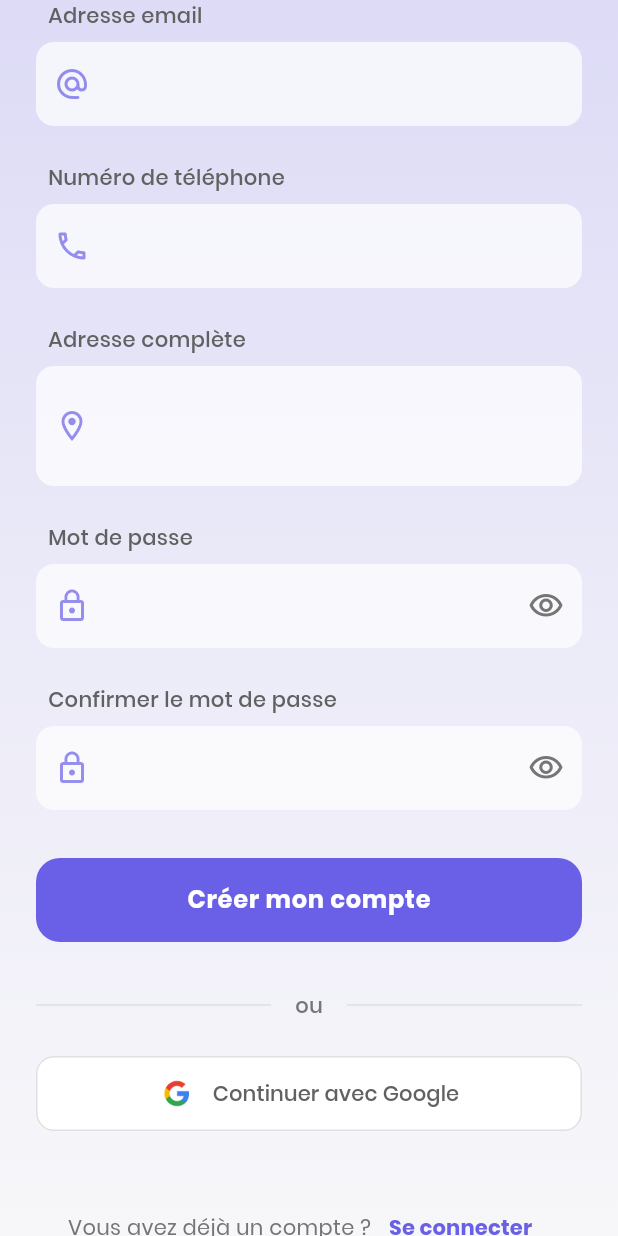
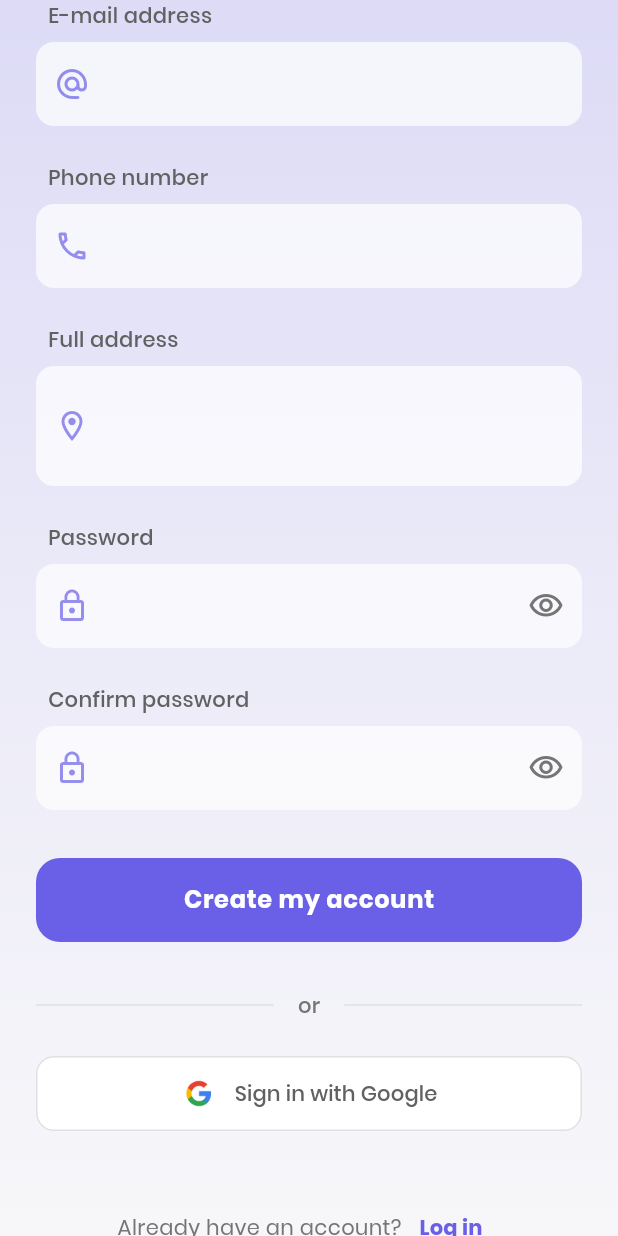
Before and after one commit to najatmerabet/Mukhliss, a Flutter app: the ClientSignup screen opened by its route, scrolled down 576 dp, on a phone screen of 412 x 824 dp. Run offline on Flutter 3.47's test engine with Material 3 defaults, Android fonts, the phone set to English and light mode, and no system bars; our stand-ins replace flutter_dotenv, flutter_riverpod, google_sign_in, qr_flutter, shared_preferences and 1 more; missing offline and left inert: dart:ffi, flutter_facebook_auth; accounts and stored records are empty; generated files the repository leaves out were written again.

Commit message:
not finishid

```diff
--- a/lib/l10n/app_en.arb
+++ b/lib/l10n/app_en.arb
@@ -1,5 +1,9 @@
 {
   "@@locale": "en",
+   "language": "Langue",
+  "french": "Français",
+  "english": "Anglais",
+  "arabic": "Arabe",
   "appTitle": "Mukhliss",
   "hello": "Welcome to MUKHLISS",
   "address":"Address",
@@ -10,6 +14,31 @@
   "identificationTitleqrcode":"My Identification",
   "qrCodeInstructions":"Show this QR code to benefit from your offer",
   "welcome": "Welcome",
+  "connectezvous":"Log in to continue",
   "logout":"Log out",
-  "identificationTitleprofile":"My Profile"
+  "identificationTitleprofile":"My Profile",
+   "password":"Password",
+   "forgetpassword":"Forgotten password ?",
+    "connecter":"Log in",
+    "ou":"or",
+    "connecteravecgoogle":"Sign in with Google",
+     "pasdecompte":"No account yet?",
+      "creecompte":"Create an account",
+      "regoinez":"Join our community",
+ "prenom":"First name",
+    "nom":"Last name",
+    "adresseemail":"E-mail address",
+    "numphone":"Phone number",
+"adressecomplet":"Full address",
+ "confirmepassword":"Confirm password",
+  "creecompte":"Create my account",
+  "vousavezcompte":"Already have an account?",
+  "requis":"Required",
+  "emailinvalid":"Invalid email",
+  "invalidphone":"Invalid number",
+  "entrezemail":"Please enter your email",
+   "emailinvalide":"Please enter a valid email address",
+   "lesmotspassnecorresponspas":"Passwords do not match",
+   "entrzpassword": "Please enter your password",
+   "entrzemail":"Password must contain at least 6 characters"
 }
--- a/lib/screen/auth/signup_page.dart
+++ b/lib/screen/auth/signup_page.dart
@@ -1,9 +1,13 @@
+import 'dart:ffi';
+
 import 'package:flutter/material.dart';
 import 'package:flutter/services.dart';
 import 'package:flutter_riverpod/flutter_riverpod.dart';
 import 'package:mukhliss/providers/auth_provider.dart';
 import 'package:mukhliss/routes/app_router.dart';
 import 'package:mukhliss/theme/app_theme.dart';
+import 'package:mukhliss/utils/validators.dart';
+import 'package:flutter_gen/gen_l10n/app_localizations.dart';
 
 class ClientSignup extends ConsumerStatefulWidget {
   const ClientSignup({Key? key}) : super(key: key);
@@ -154,7 +158,9 @@
   }
 
   void _showSuccessSnackbar(String message) {
+
     ScaffoldMessenger.of(context).showSnackBar(
+
       SnackBar(
         content: Row(
           children: [
@@ -180,6 +186,7 @@
 
   @override
   Widget build(BuildContext context) {
+     final l10n = AppLocalizations.of(context);
     return Scaffold(
       backgroundColor: Colors.grey.shade50,
       body: Container(
@@ -242,6 +249,7 @@
                                 ),
 
                                 Text(
+                                  l10n?.creecompte ??
                                   'Créer un compte',
                                   style: Theme.of(
                                     context,
@@ -252,6 +260,7 @@
                                 ),
                                 const SizedBox(height: 8),
                                 Text(
+                                l10n?.regoinez??
                                   'Rejoignez notre communauté',
                                   style: Theme.of(context).textTheme.bodyLarge
                                       ?.copyWith(color: Colors.grey.shade600),
@@ -272,26 +281,21 @@
                                     Expanded(
                                       child: _buildModernTextField(
                                         controller: _firstNameController,
-                                        label: 'Prénom',
+                                        label:l10n?.prenom ?? 'Prénom',
                                         icon: Icons.person_outline_rounded,
                                         validator:
-                                            (value) =>
-                                                value?.isEmpty ?? true
-                                                    ? 'Requis'
-                                                    : null,
+                                            (value) =>Validators.validateRequired(value,context)
                                       ),
                                     ),
                                     const SizedBox(width: 16),
                                     Expanded(
                                       child: _buildModernTextField(
                                         controller: _lastNameController,
-                                        label: 'Nom',
+                                        label:l10n?.nom ?? 'Nom',
                                         icon: Icons.badge_outlined,
                                         validator:
-                                            (value) =>
-                                                value?.isEmpty ?? true
-                                                    ? 'Requis'
-                                                    : null,
+                                            (value) => Validators.validateRequired(value,context)
+
                                       ),
                                     ),
                                   ],
@@ -302,18 +306,18 @@
                                 // Email
                                 _buildModernTextField(
                                   controller: _emailController,
-                                  label: 'Adresse email',
+                                  label:l10n?.adresseemail ?? 'Adresse email',
                                   icon: Icons.alternate_email_rounded,
                                   keyboardType: TextInputType.emailAddress,
-                                  validator: (value) {
-                                    if (value?.isEmpty ?? true) return 'Requis';
-                                    if (!RegExp(
-                                      r'^[\w-\.]+@([\w-]+\.)+[\w-]{2,4}$',
-                                    ).hasMatch(value!)) {
-                                      return 'Email invalide';
-                                    }
-                                    return null;
-                                  },
+                                 validator: (value) {
+                                 final requiredError = Validators.validateRequired(value, context);
+                                 if (requiredError != null) return requiredError; // Affiche l'erreur si vide
+
+                                 final emailError = Validators.validateEmail(value, context);
+                                 if (emailError != null) return emailError; // Affiche l'erreur si email invalide
+
+                                     return null; // ✅ Valide
+                                    },
                                 ),
 
                                 const SizedBox(height: 24),
@@ -321,7 +325,7 @@
                                 // Phone
                                 _buildModernTextField(
                                   controller: _phoneController,
-                                  label: 'Numéro de téléphone',
+                                  label:l10n?.numphone ?? 'Numéro de téléphone',
                                   icon: Icons.phone_outlined,
                                   keyboardType: TextInputType.phone,
                                   inputFormatters: [
@@ -329,9 +333,10 @@
                                     LengthLimitingTextInputFormatter(10),
                                   ],
                                   validator: (value) {
-                                    if (value?.isEmpty ?? true) return 'Requis';
-                                    if (value!.length < 10)
-                                      return 'Numéro invalide';
+                                  final requiredError=  Validators.validateRequired(value,context);
+                                   if (requiredError != null) return requiredError;
+                                  final phoneError = Validators.validatePhone(value,context);
+                                    if (phoneError != null) return phoneError;
                                     return null;
                                   },
                                 ),
@@ -341,14 +346,13 @@
                                 // Address
                                 _buildModernTextField(
                                   controller: _addressController,
-                                  label: 'Adresse complète',
+                                  label:l10n?.adressecomplet ?? 'Adresse complète',
                                   icon: Icons.location_on_outlined,
                                   maxLines: 2,
                                   validator:
-                                      (value) =>
-                                          value?.isEmpty ?? true
-                                              ? 'Requis'
-                                              : null,
+                                      (value){final requirederror=Validators.validateRequired(value,context);
+                                        if (requirederror != null) return requirederror;
+                                    return null;}
                                 ),
 
                                 const SizedBox(height: 24),
@@ -356,7 +360,7 @@
                                 // Password
                                 _buildModernPasswordField(
                                   controller: _passwordController,
-                                  label: 'Mot de passe',
+                                  label:l10n?.password ?? 'Mot de passe',
                                   isObscure: _obscurePassword,
                                   onToggleVisibility:
                                       () => setState(
@@ -365,9 +369,10 @@
                                                 !_obscurePassword,
                                       ),
                                   validator: (value) {
-                                    if (value?.isEmpty ?? true) return 'Requis';
-                                    if (value!.length < 6)
-                                      return 'Minimum 6 caractères';
+                           final  errorrequired= Validators.validateRequired(value,context);
+                           if(errorrequired!=null)return errorrequired;
+                                final errorpassword=    Validators.validatePassword(value,context);
+                                if(errorpassword !=null) return errorpassword;
                                     return null;
                                   },
                                 ),
@@ -377,7 +382,7 @@
                                 // Confirm Password
                                 _buildModernPasswordField(
                                   controller: _confirmPasswordController,
-                                  label: 'Confirmer le mot de passe',
+                                  label:l10n?.confirmepassword ??  'Confirmer le mot de passe',
                                   isObscure: _obscureConfirmPassword,
                                   onToggleVisibility:
                                       () => setState(
@@ -386,9 +391,8 @@
                                                 !_obscureConfirmPassword,
                                       ),
                                   validator: (value) {
-                                    if (value != _passwordController.text) {
-                                      return 'Les mots de passe ne correspondent pas';
-                                    }
+                                final errorvalidatepassword=    Validators.validateConfirmPassword(value, _passwordController.text,context);
+                                if(errorvalidatepassword !=null)return errorvalidatepassword;
                                     return null;
                                   },
                                 ),
@@ -422,7 +426,7 @@
                                         strokeWidth: 2.5,
                                       )
                                       : Text(
-                                        'Créer mon compte',
+                                       l10n?.creecompte ?? 'Créer mon compte',
                                         style: TextStyle(
                                           fontSize: 16,
                                           fontWeight: FontWeight.w600,
@@ -446,7 +450,7 @@
                                   horizontal: 16,
                                 ),
                                 child: Text(
-                                  'ou',
+                                 l10n?.ou?? 'ou',
                                   style: TextStyle(
                                     color: Colors.grey.shade600,
                                     fontWeight: FontWeight.w500,
@@ -464,7 +468,7 @@
                           // Google Sign-In Button
                           _buildSocialButton(
                             imagePath: 'images/google_logo.png',
-                            label: 'Continuer avec Google',
+                            label:l10n?.connecteravecgoogle ?? 'Continuer avec Google',
                             onPressed:  _handleGoogleSignIn,
                           ),
 
@@ -480,7 +484,7 @@
                             mainAxisAlignment: MainAxisAlignment.center,
                             children: [
                               Text(
-                                'Vous avez déjà un compte ?',
+                             l10n?.vousavezcompte ??   'Vous avez déjà un compte ?',
                                 style: TextStyle(color: Colors.grey.shade600),
                               ),
                               TextButton(
@@ -490,7 +494,7 @@
                                       AppRouter.login,
                                     ),
                                 child: Text(
-                                  'Se connecter',
+                              l10n?.connecter ??    'Se connecter',
                                   style: TextStyle(
                                     color: AppColors.purpleDark,
                                     fontWeight: FontWeight.bold,
--- a/lib/screen/slash_screen.dart
+++ b/lib/screen/slash_screen.dart
@@ -1,5 +1,6 @@
 import 'package:flutter/material.dart';
 import 'package:mukhliss/screen/auth/login_page.dart';
+import 'package:flutter_gen/gen_l10n/app_localizations.dart';
 
 class SplashScreen extends StatefulWidget {
   const SplashScreen({Key? key}) : super(key: key);
@@ -29,6 +30,7 @@
 
   @override
   Widget build(BuildContext context) {
+     final l10n = AppLocalizations.of(context);
     return Scaffold(
 
       body: Container(
@@ -47,6 +49,7 @@
             mainAxisAlignment: MainAxisAlignment.center,
             children: [
               Text(
+                l10n?.hello ??
                 'Bienvenue sur MUKHLISS',
                 style: TextStyle(
                   fontSize: 24,
```
Also changed, not shown: lib/l10n/app_ar.arb (+32 -1 lines), lib/l10n/app_fr.arb (+32 -1 lines), lib/providers/langue_provider.dart (added, +91 -0 lines), lib/screen/auth/Login_page.dart (+17 -10 lines), lib/screen/client/profile_new.dart (+2 -22 lines), lib/utils/validators.dart (+43 -36 lines), lib/widgets/langue_selector.dart (added).
